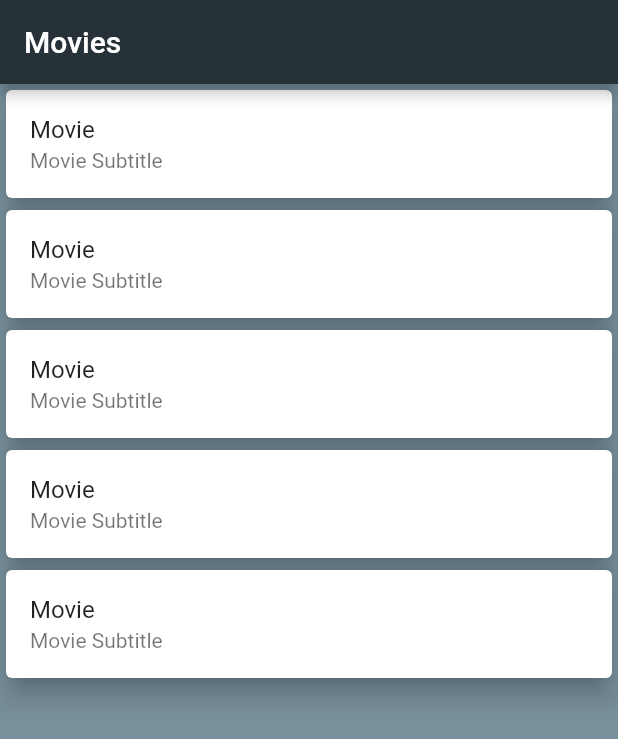
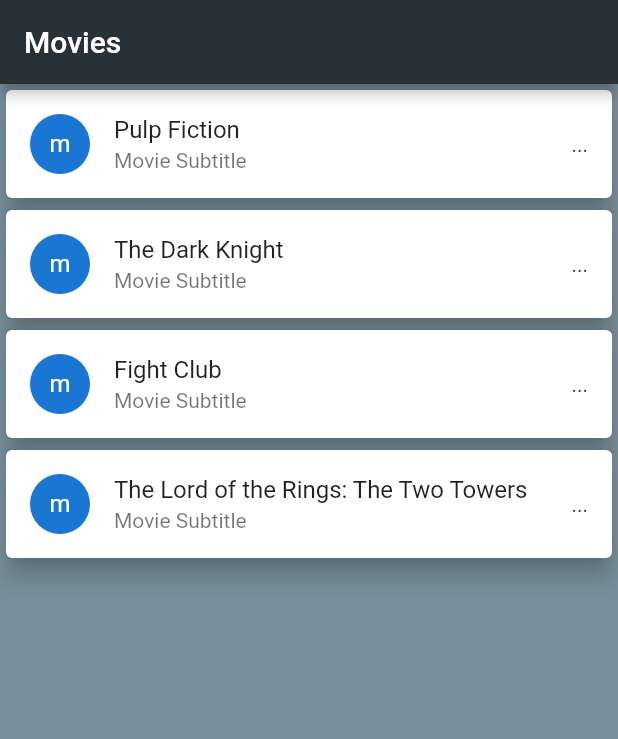
Before and after one commit to JonEG/movie_app, a Flutter app: the screen it shows after launch, on a phone screen of 412 x 824 dp. Shown: the top 739 px of the screen. Run offline on Flutter 3.47's test engine with Material 2 defaults, Android fonts, the phone set to English and light mode, and no system bars.

Commit message:
created movies detailed route

```diff
--- a/lib/ui/movieListView.dart
+++ b/lib/ui/movieListView.dart
@@ -1,7 +1,14 @@
-
 import 'package:flutter/material.dart';
+import 'package:movie_app/ui/movieListViewDetails.dart';
 
 class MovieListView extends StatelessWidget {
+  final List _movieList = [
+    "Pulp Fiction",
+    "The Dark Knight",
+    "Fight Club",
+    "The Lord of the Rings: The Two Towers"
+  ];
+
   @override
   Widget build(BuildContext context) {
     return Scaffold(
@@ -11,19 +18,37 @@ class MovieListView extends StatelessWidget {
       ),
       backgroundColor: Colors.blueGrey.shade400,
       body: ListView.builder(
-        itemCount: 5,
+          itemCount: _movieList.length,
           itemBuilder: (BuildContext context, int index) {
             return Card(
               color: Colors.white,
               elevation: 7.0,
               child: ListTile(
-                title: Text("Movie"),
+                leading: CircleAvatar(
+                  child: Container(
+                    decoration: BoxDecoration(
+                        color: Colors.transparent,
+                        borderRadius: BorderRadius.circular(14.0)),
+                    child: Text("m"),
+                  ),
+                ),
+                title: Text(_movieList[index]),
                 subtitle: Text("Movie Subtitle"),
+                trailing: Text("..."),
+                onTap: () {
+                  Navigator.push(
+                      context,
+                      MaterialPageRoute(
+                          builder: (context) => MovieListViewDetails(
+                            movieTitle: _movieList[index],)));
+                },
+                /*
+                onTap: () {
+                  debugPrint("MOVIE NAME ");
+                },*/
               ),
             );
-          }
-
-      ),
+          }),
     );
   }
 }
```
Also changed, not shown: lib/ui/movieListViewDetails.dart (added, +26 -0 lines).
